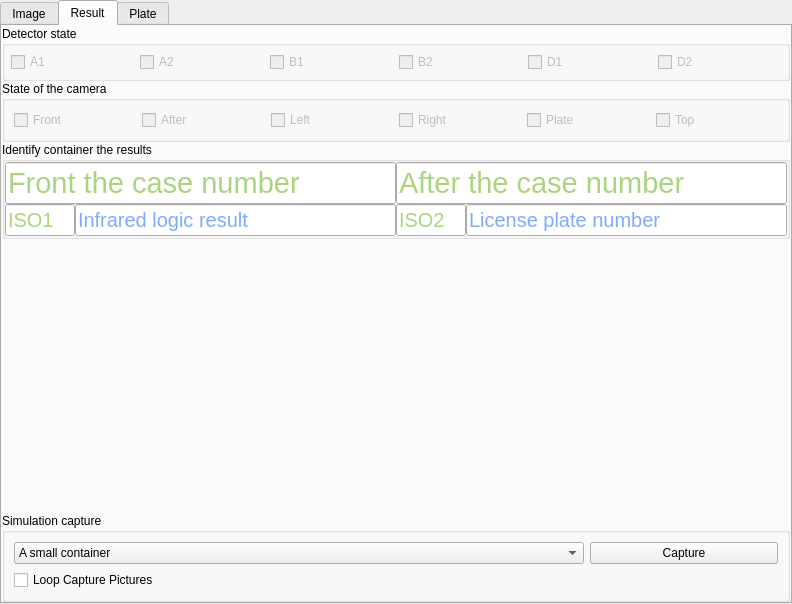
First picture: the form in MainUI/datawidget.ui, repository 519984307/Container_20191221, before the edit.
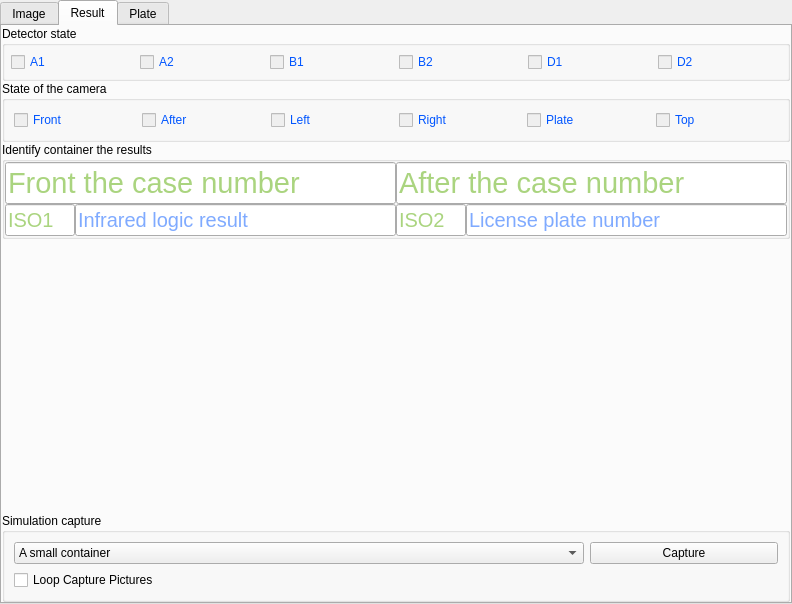
Second picture: the form after the edit. The open tabs and pages were chosen to show the change.

The edit to the form file:
```diff
--- a/MainUI/datawidget.ui
+++ b/MainUI/datawidget.ui
@@ -395,6 +395,9 @@
             <property name="enabled">
              <bool>false</bool>
             </property>
+            <property name="styleSheet">
+             <string notr="true">color: rgb(0, 85, 255);</string>
+            </property>
             <property name="text">
              <string>A1</string>
             </property>
@@ -408,6 +411,9 @@
             <property name="enabled">
              <bool>false</bool>
             </property>
+            <property name="styleSheet">
+             <string notr="true">color: rgb(0, 85, 255);</string>
+            </property>
             <property name="text">
              <string>A2</string>
             </property>
@@ -418,6 +424,9 @@
             <property name="enabled">
              <bool>false</bool>
             </property>
+            <property name="styleSheet">
+             <string notr="true">color: rgb(0, 85, 255);</string>
+            </property>
             <property name="text">
              <string>B1</string>
             </property>
@@ -428,6 +437,9 @@
             <property name="enabled">
              <bool>false</bool>
             </property>
+            <property name="styleSheet">
+             <string notr="true">color: rgb(0, 85, 255);</string>
+            </property>
             <property name="text">
              <string>B2</string>
             </property>
@@ -438,6 +450,9 @@
             <property name="enabled">
              <bool>false</bool>
             </property>
+            <property name="styleSheet">
+             <string notr="true">color: rgb(0, 85, 255);</string>
+            </property>
             <property name="text">
              <string>D1</string>
             </property>
@@ -448,6 +463,9 @@
             <property name="enabled">
              <bool>false</bool>
             </property>
+            <property name="styleSheet">
+             <string notr="true">color: rgb(0, 85, 255);</string>
+            </property>
             <property name="text">
              <string>D2</string>
             </property>
@@ -473,6 +491,9 @@
             <property name="enabled">
              <bool>false</bool>
             </property>
+            <property name="styleSheet">
+             <string notr="true">color: rgb(0, 85, 255);</string>
+            </property>
             <property name="text">
              <string>Front</string>
             </property>
@@ -489,6 +510,9 @@
             <property name="enabled">
              <bool>false</bool>
             </property>
+            <property name="styleSheet">
+             <string notr="true">color: rgb(0, 85, 255);</string>
+            </property>
             <property name="text">
              <string>After</string>
             </property>
@@ -499,6 +523,9 @@
             <property name="enabled">
              <bool>false</bool>
             </property>
+            <property name="styleSheet">
+             <string notr="true">color: rgb(0, 85, 255);</string>
+            </property>
             <property name="text">
              <string>Left</string>
             </property>
@@ -509,6 +536,9 @@
             <property name="enabled">
              <bool>false</bool>
             </property>
+            <property name="styleSheet">
+             <string notr="true">color: rgb(0, 85, 255);</string>
+            </property>
             <property name="text">
              <string>Right</string>
             </property>
@@ -519,6 +549,9 @@
             <property name="enabled">
              <bool>false</bool>
             </property>
+            <property name="styleSheet">
+             <string notr="true">color: rgb(0, 85, 255);</string>
+            </property>
             <property name="text">
              <string>Plate</string>
             </property>
@@ -529,6 +562,9 @@
             <property name="enabled">
              <bool>false</bool>
             </property>
+            <property name="styleSheet">
+             <string notr="true">color: rgb(0, 85, 255);</string>
+            </property>
             <property name="text">
              <string>Top</string>
             </property>
```
Left out of the diff: 2 changed lines with no effect on the pictures.
